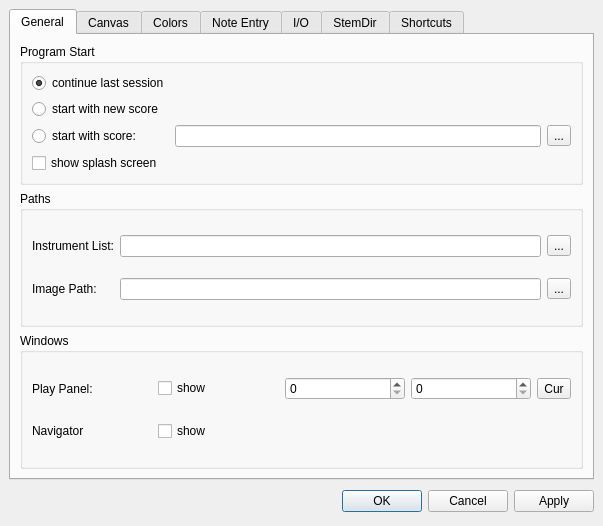
musescore/musescore-old, file mscore/mscore/prefsdialog.ui: the form before one commit.
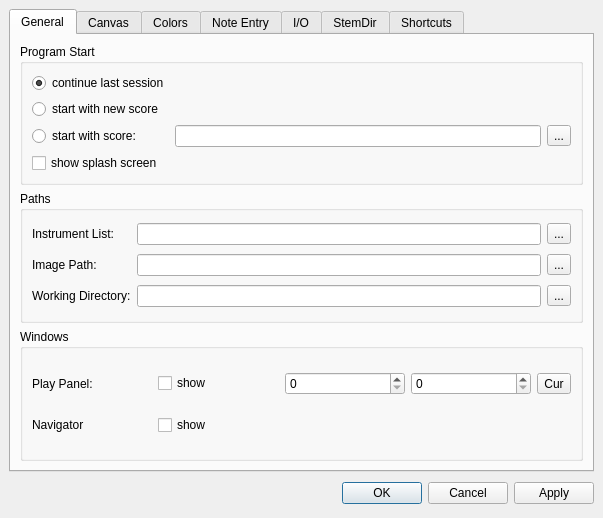
The form after the commit. Icons and pictures are not drawn. Custom widgets are drawn as their Qt base class.

Commit message: add working directory to preferences

The edit to the form file:
```diff
--- a/mscore/mscore/prefsdialog.ui
+++ b/mscore/mscore/prefsdialog.ui
@@ -6,7 +6,7 @@
     <x>0</x>
     <y>0</y>
     <width>603</width>
-    <height>526</height>
+    <height>518</height>
    </rect>
   </property>
   <property name="windowTitle" >
@@ -194,6 +194,26 @@
             </property>
            </widget>
           </item>
+          <item row="2" column="0" >
+           <widget class="QLabel" name="label_23" >
+            <property name="text" >
+             <string>Working Directory:</string>
+            </property>
+           </widget>
+          </item>
+          <item row="2" column="1" >
+           <widget class="QLineEdit" name="workingDirectory" />
+          </item>
+          <item row="2" column="2" >
+           <widget class="QToolButton" name="workingDirectoryButton" >
+            <property name="text" >
+             <string>...</string>
+            </property>
+            <property name="icon" >
+             <iconset resource="mscore.qrc" >:/data/fileopen.svg</iconset>
+            </property>
+           </widget>
+          </item>
          </layout>
         </widget>
        </item>
```
The commit also changes 4 other files.
